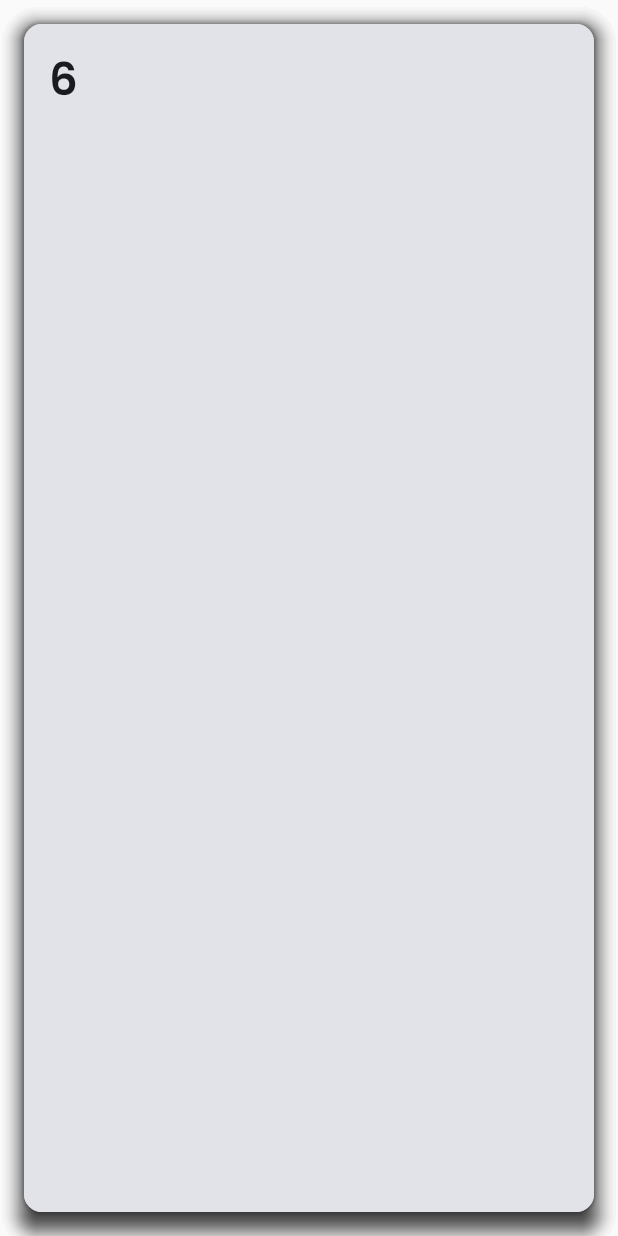
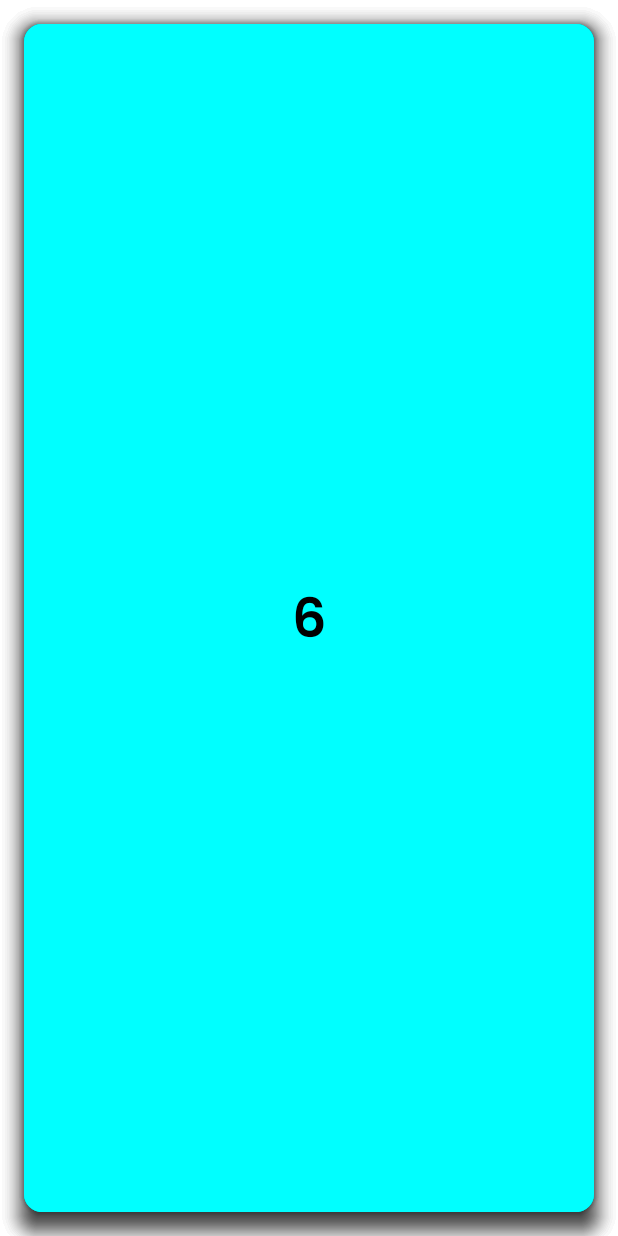
Before and after one commit to PratyushSingh07/BumbleCardSwipe, an Android app built with Jetpack Compose: the screen it shows after launch (MainActivity), on a phone screen of 412 x 824 dp. Run offline under Robolectric (Android 15) with nearby library versions, the phone set to English and light mode, and no system bars.

Commit message:
design: center content in card and box

```diff
--- a/app/src/main/java/com/github/tindercardswipe/MainActivity.kt
+++ b/app/src/main/java/com/github/tindercardswipe/MainActivity.kt
@@ -3,12 +3,15 @@ package com.github.tindercardswipe
 import android.os.Bundle
 import androidx.activity.ComponentActivity
 import androidx.activity.compose.setContent
+import androidx.compose.foundation.background
 import androidx.compose.foundation.layout.Box
 import androidx.compose.foundation.layout.fillMaxSize
 import androidx.compose.material3.Text
 import androidx.compose.runtime.mutableIntStateOf
 import androidx.compose.runtime.remember
+import androidx.compose.ui.Alignment
 import androidx.compose.ui.Modifier
+import androidx.compose.ui.graphics.Color
 import androidx.compose.ui.text.style.TextAlign
 import androidx.compose.ui.unit.sp
 import com.github.tindercardswipe.component.ProfileCard
@@ -24,7 +27,10 @@ class MainActivity : ComponentActivity() {
                 val currentIndex = remember { mutableIntStateOf(0) }
 
                 Box(
-                    modifier = Modifier.fillMaxSize()
+                    modifier = Modifier
+                        .fillMaxSize()
+                        .background(Color.White),
+                    contentAlignment = Alignment.Center
                 ) {
                     DummyProfile.list.forEachIndexed { _, profile ->
                         ProfileCard(
@@ -40,7 +46,7 @@ class MainActivity : ComponentActivity() {
                     if (currentIndex.intValue > lastIndex) {
                         Text(
                             text = "All Cards Swiped",
-                            fontSize = 30.sp,
+                            fontSize = 26.sp,
                             fontFamily = FontFamily.appFontFamily,
                             textAlign = TextAlign.Center
                         )
--- a/app/src/main/java/com/github/tindercardswipe/component/ProfileCard.kt
+++ b/app/src/main/java/com/github/tindercardswipe/component/ProfileCard.kt
@@ -1,14 +1,16 @@
 package com.github.tindercardswipe.component
 
+import androidx.compose.foundation.layout.Arrangement
+import androidx.compose.foundation.layout.Column
 import androidx.compose.foundation.layout.fillMaxSize
 import androidx.compose.foundation.layout.padding
 import androidx.compose.material3.Card
 import androidx.compose.material3.CardDefaults
 import androidx.compose.material3.Text
 import androidx.compose.runtime.Composable
+import androidx.compose.ui.Alignment
 import androidx.compose.ui.Modifier
-import androidx.compose.ui.text.font.Font
-import androidx.compose.ui.text.font.FontWeight
+import androidx.compose.ui.graphics.Color
 import androidx.compose.ui.text.style.TextAlign
 import androidx.compose.ui.unit.dp
 import androidx.compose.ui.unit.sp
@@ -24,6 +26,9 @@ fun ProfileCard(
     modifier: Modifier = Modifier
 ) {
     Card(
+        colors = CardDefaults.cardColors(
+            containerColor = Color.Cyan,
+        ),
         modifier = modifier
             .fillMaxSize()
             .padding(16.dp)
@@ -34,12 +39,19 @@ fun ProfileCard(
             ),
         elevation = CardDefaults.cardElevation(8.dp)
     ) {
+        Column(
+            modifier = Modifier.fillMaxSize(),
+            verticalArrangement = Arrangement.Center,
+            horizontalAlignment = Alignment.CenterHorizontally
+
+        ) {
             Text(
                 text = profile.name,
                 modifier = Modifier.padding(16.dp),
                 fontFamily = FontFamily.appFontFamily,
                 textAlign = TextAlign.Center,
-            fontSize = 30.sp
+                fontSize = 36.sp
             )
         }
     }
+}
```
Lines whose indentation alone changed are shown as unchanged.
